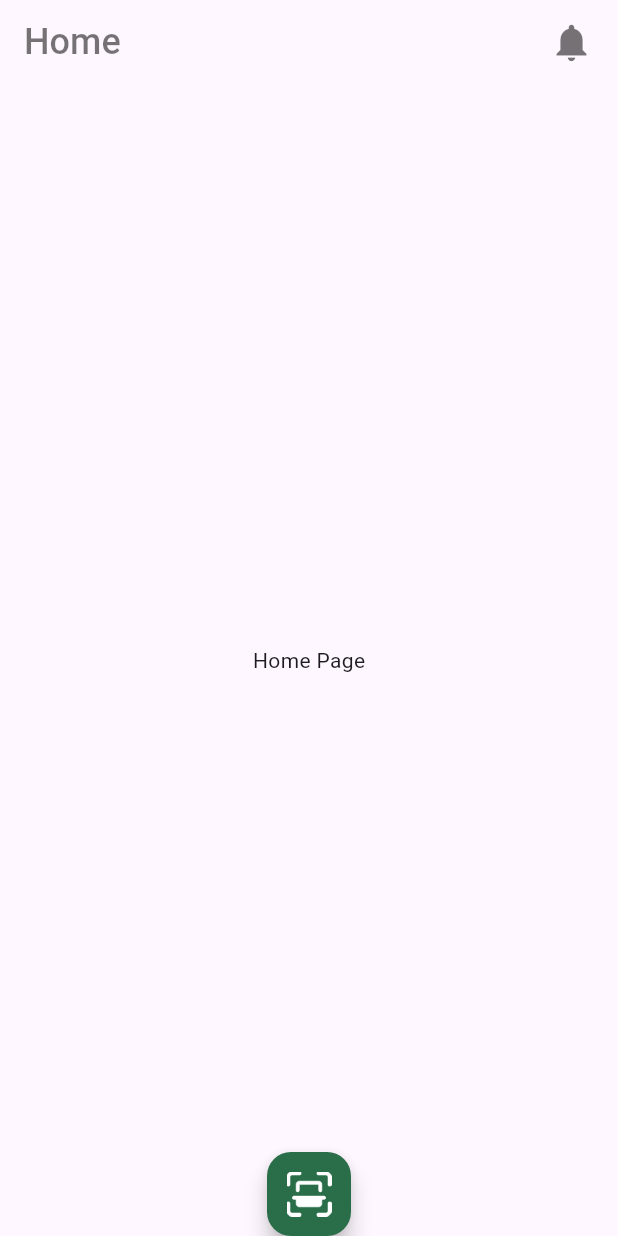
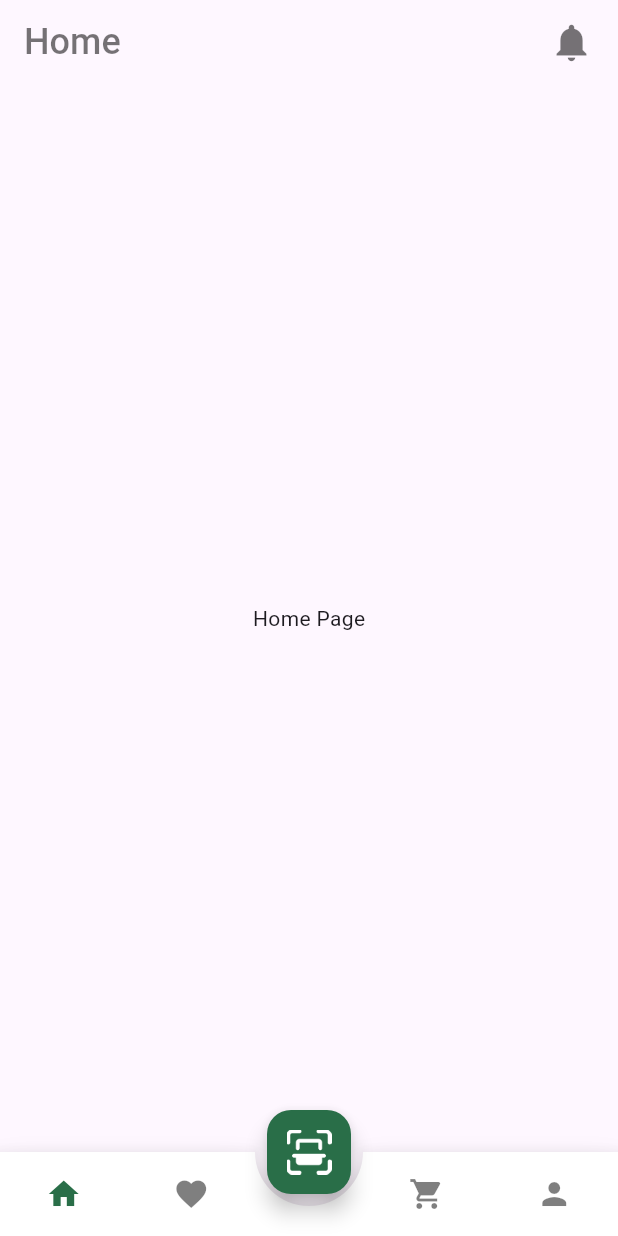
Before and after one commit to SathiaPang/plant_app, a Flutter app: the RootPage screen opened directly, on a phone screen of 412 x 824 dp. Run offline on Flutter 3.47's test engine with Material 3 defaults, Android fonts, the phone set to English and light mode, and no system bars; drawn by our look-alikes of animated_bottom_navigation_bar; our stand-ins replace page_transition.

```diff
--- a/lib/main.dart
+++ b/lib/main.dart
@@ -16,7 +16,7 @@ class Myapp extends StatelessWidget {
       // Must use always, and then start to write like that
       debugShowCheckedModeBanner: false,
       title: 'OnBoarding Screen ',
-      home: OnBoardinScreen(),
+      home: RootPage(),
     );
   }
 }
--- a/lib/ui/root_page.dart
+++ b/lib/ui/root_page.dart
@@ -81,12 +81,20 @@ class _RootPageState extends State<RootPage> {
         backgroundColor: Constants.primaryColor,
       ),
       floatingActionButtonLocation: FloatingActionButtonLocation.centerDocked,
-      // bottomNavigationBar: AnimatedBottomNavigationBar(
-      //   splashColor: Constants.primaryColor,
-      //   activeColor: Constants.primaryColor,
-      //   inactiveColor: Colors.black.withOpacity(0.5),
-      //   i
-      // ),
+      bottomNavigationBar: AnimatedBottomNavigationBar(
+        splashColor: Constants.primaryColor,
+        activeColor: Constants.primaryColor,
+        inactiveColor: Colors.black.withOpacity(0.5),
+        icons: iconList,
+        activeIndex: _bottomNavIndex,
+        gapLocation: GapLocation.center,
+        //Creating the onTap Function for bottow Navigation Bar
+        onTap: (index) {
+          setState(() {
+            _bottomNavIndex = index;
+          });
+        },
+      ),
     );
   }
 }
```
